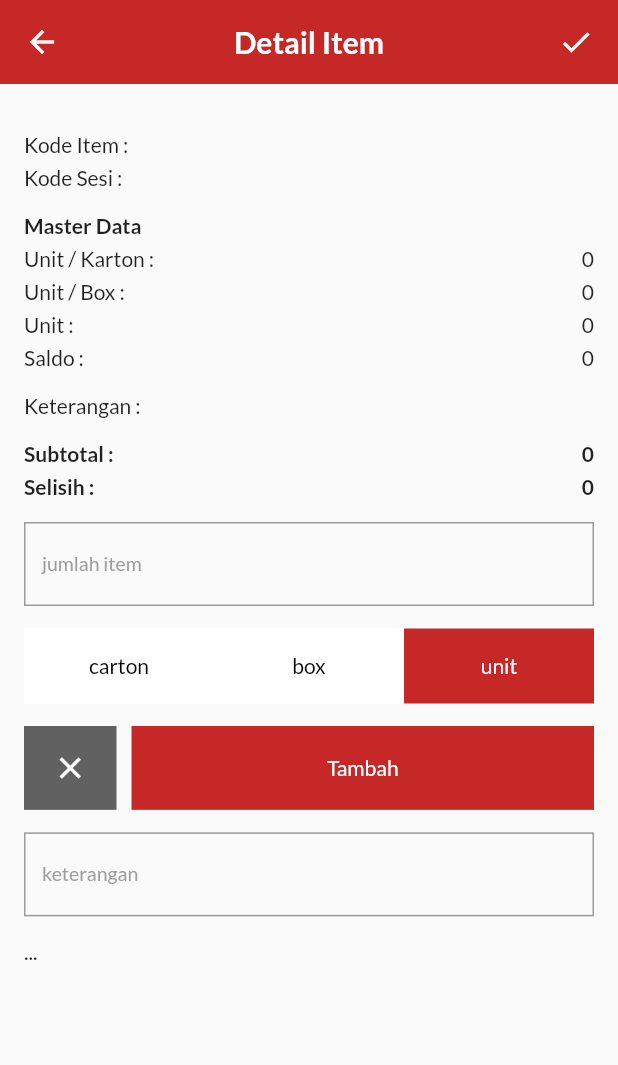
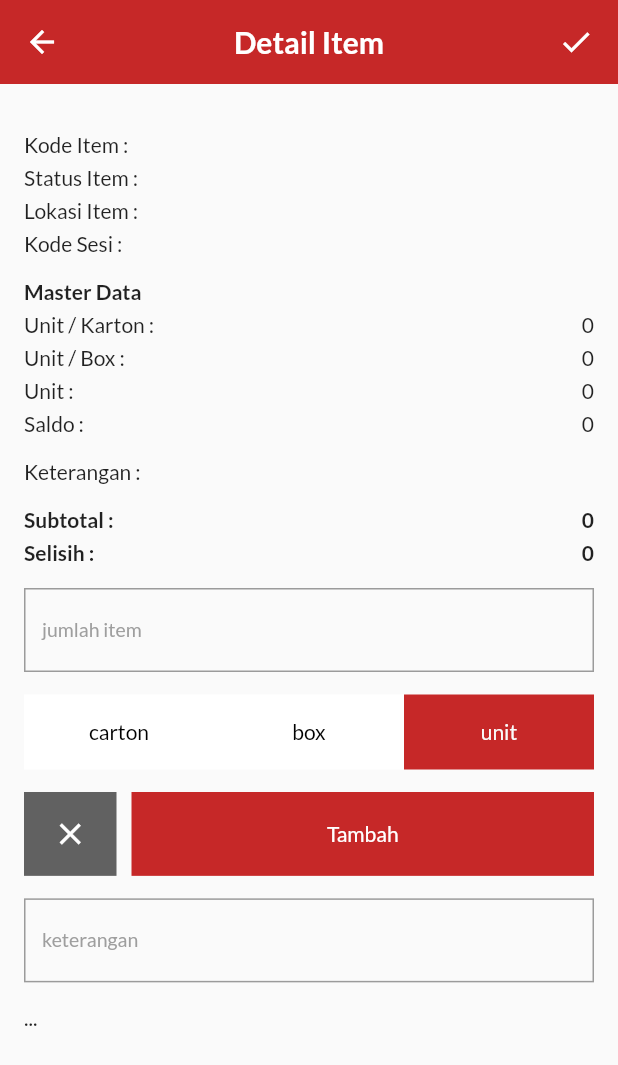
Before and after one commit to agdakapareski/SOAPP_GBB, a Flutter app: the DetailCountPage screen opened directly with empty values, on a phone screen of 412 x 824 dp. Shown: the top 1065 px of the screen. Run offline on Flutter 3.47's test engine with Material 2 defaults, Android fonts, the phone set to English and light mode, and no system bars; our stand-ins replace csv, file_picker, permission_handler, sqflite; accounts and stored records are empty.

Commit message:
add column status barang & lokasi

```diff
--- a/lib/database.dart
+++ b/lib/database.dart
@@ -28,6 +28,8 @@ class Db {
       "selisih INTEGER, "
       "status INTEGER, "
       "keterangan LONGTEXT, "
+      "status_barang TEXT, "
+      "lokasi LONGTEXT, "
       "FOREIGN KEY (id_sesi) "
       "REFERENCES sesi(id) "
       "ON DELETE CASCADE)";
@@ -139,7 +141,9 @@ class Db {
         'hitung',
         'selisih',
         'status',
-        'keterangan'
+        'keterangan',
+        'status_barang',
+        'lokasi'
       ],
       where: 'id_sesi = ?',
       whereArgs: [id],
--- a/lib/detail_count_page.dart
+++ b/lib/detail_count_page.dart
@@ -24,6 +24,8 @@ class DetailCountPage extends StatefulWidget {
   final int? hitung;
   final int? status;
   final String? keterangan;
+  final String? statusBarang;
+  final String? lokasi;
 
   const DetailCountPage(
       this.id,
@@ -38,6 +40,8 @@ class DetailCountPage extends StatefulWidget {
       this.hitung,
       this.status,
       this.keterangan,
+      this.statusBarang,
+      this.lokasi,
       {Key? key})
       : super(key: key);
 
@@ -164,6 +168,9 @@ class _DetailCountPageState extends State<DetailCountPage> {
                   keterangan: keteranganController.text == ''
                       ? '-'
                       : keteranganController.text,
+                  statusBarang:
+                      widget.statusBarang == '' ? '-' : widget.statusBarang,
+                  lokasi: widget.lokasi == '' ? '-' : widget.lokasi,
                 );
 
                 setState(() {
@@ -197,6 +204,26 @@ class _DetailCountPageState extends State<DetailCountPage> {
             children: [
               const Text('Kode Item :'),
               Text(widget.kodeItem!),
+            ],
+          ),
+          const SizedBox(
+            height: 5,
+          ),
+          Row(
+            mainAxisAlignment: MainAxisAlignment.spaceBetween,
+            children: [
+              const Text('Status Item :'),
+              Text(widget.statusBarang!),
+            ],
+          ),
+          const SizedBox(
+            height: 5,
+          ),
+          Row(
+            mainAxisAlignment: MainAxisAlignment.spaceBetween,
+            children: [
+              const Text('Lokasi Item :'),
+              Text(widget.lokasi!),
             ],
           ),
           const SizedBox(
--- a/lib/home_page.dart
+++ b/lib/home_page.dart
@@ -90,6 +90,8 @@ class _HomePageState extends State<HomePage> {
         box: item[3].runtimeType == String ? int.parse(item[3]) : item[3],
         unit: item[4].runtimeType == String ? int.parse(item[4]) : item[4],
         saldoItem: item[5].runtimeType == String ? int.parse(item[5]) : item[5],
+        statusBarang: item[6],
+        lokasi: item[7],
       );
 
       setState(() {
--- a/lib/input_session_page.dart
+++ b/lib/input_session_page.dart
@@ -134,6 +134,8 @@ class _InputSessionPageState extends State<InputSessionPage> {
                     selisih: 0 - d.saldoItem!,
                     status: 0,
                     keterangan: '-',
+                    statusBarang: d.statusBarang,
+                    lokasi: d.lokasi,
                   );
                   createItemCounts.add(itemCount);
                 }
@@ -142,10 +144,11 @@ class _InputSessionPageState extends State<InputSessionPage> {
 
                 Route route = MaterialPageRoute(
                   builder: (context) => StockCountPage(
-                      sesi.id,
-                      idController.text,
-                      tanggalController.text,
-                      picController.text),
+                    sesi.id,
+                    idController.text,
+                    tanggalController.text,
+                    picController.text,
+                  ),
                 );
                 Navigator.pushReplacement(context, route);
               });
--- a/lib/model/item_model.dart
+++ b/lib/model/item_model.dart
@@ -5,6 +5,8 @@ class Item {
   int? box;
   int? unit;
   int? saldoItem;
+  String? statusBarang;
+  String? lokasi;
 
   Item({
     this.kodeItem,
@@ -13,5 +15,7 @@ class Item {
     this.box,
     this.unit,
     this.saldoItem,
+    this.statusBarang,
+    this.lokasi,
   });
 }
--- a/lib/stock_count_page.dart
+++ b/lib/stock_count_page.dart
@@ -88,8 +88,16 @@ class _StockCountPageState extends State<StockCountPage> {
     List<List<String>> data = [];
 
     /// memasukkan header
-    data.add(
-        ["KODE", "NAMA", "SALDO", "HASIL HITUNGAN", "SELISIH", "KETERANGAN"]);
+    data.add([
+      "KODE",
+      "NAMA",
+      "SALDO",
+      "HASIL HITUNGAN",
+      "SELISIH",
+      "KETERANGAN",
+      "STATUS ITEM",
+      "LOKASI"
+    ]);
 
     /// memasukkan data item ke dalam list
     List<ItemCount> combine = await Db().getItemCounts(widget.idSesi!);
@@ -101,6 +109,8 @@ class _StockCountPageState extends State<StockCountPage> {
         i.hitung.toString(),
         i.selisih.toString(),
         i.keterangan ?? '-',
+        i.statusBarang ?? '-',
+        i.lokasi ?? '-',
       ]);
     }
 
@@ -466,6 +476,8 @@ class _StockCountPageState extends State<StockCountPage> {
                 item.hitung,
                 item.status,
                 item.keterangan,
+                item.statusBarang,
+                item.lokasi,
               ),
             );
 
```
Also changed, not shown: 6 other files.
